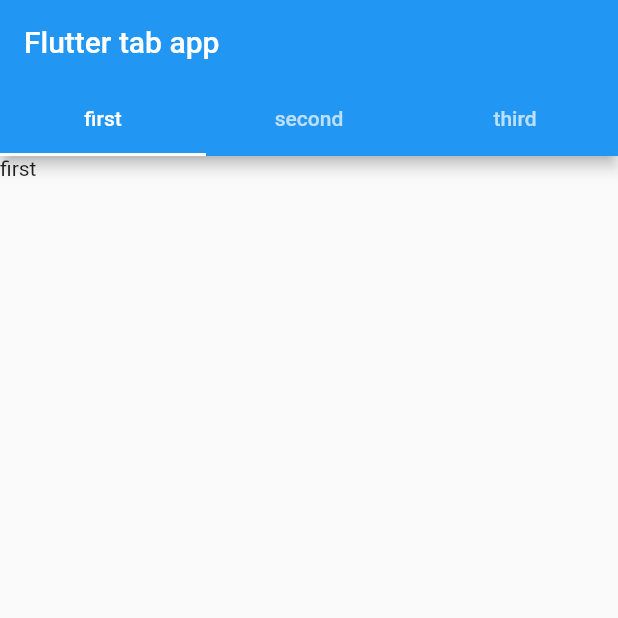
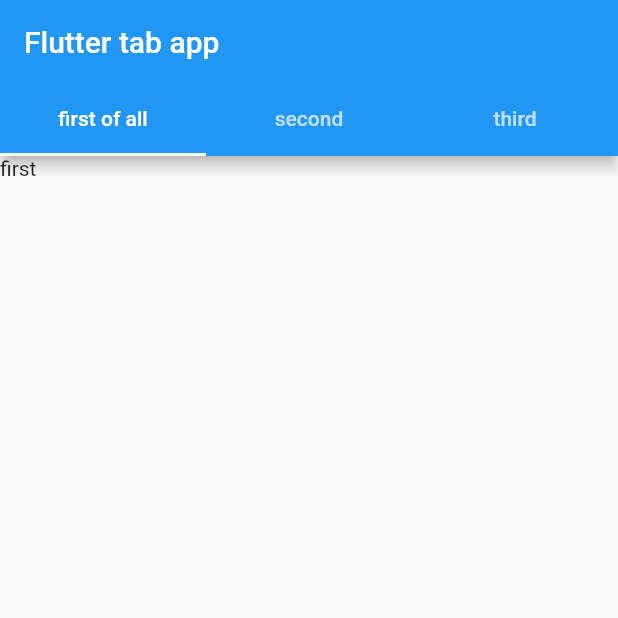
Before and after one commit to vertigo71/flutter_tabbar, a Flutter app: the screen it shows after launch, on a phone screen of 412 x 824 dp, the top half of it. Run offline on Flutter 3.47's test engine with Material 2 defaults, Android fonts, the phone set to English and light mode, and no system bars.

Commit message:
initial commit 2

```diff
--- a/lib/main.dart
+++ b/lib/main.dart
@@ -26,7 +26,7 @@
           title: Text("Flutter tab app"),
           bottom: TabBar(
             tabs: <Widget>[
-              Tab(text: "first",),
+              Tab(text: "first of all",),
               Tab(text: "second",),
               Tab(text: "third",),
             ],
```
